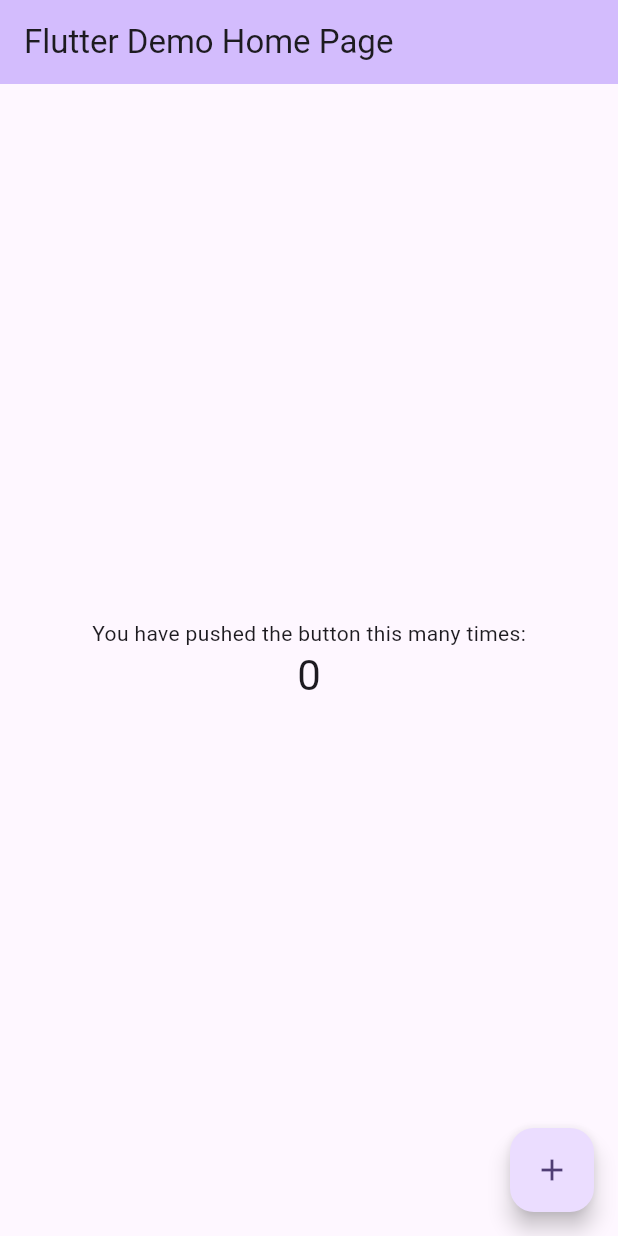
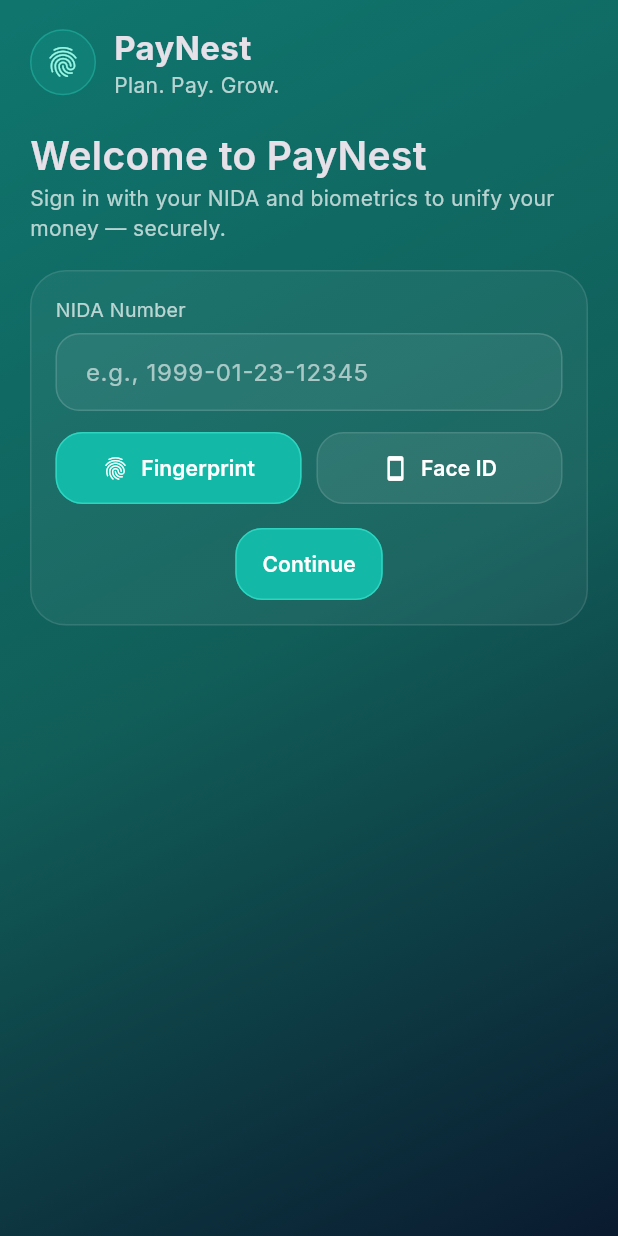
Before and after one commit to maryam0108/paynest_mobile, a Flutter app: the screen it shows after launch, on a phone screen of 412 x 824 dp. Run offline on Flutter 3.47's test engine with Material 3 defaults, Android fonts, the light colour scheme and no system bars; our stand-ins replace google_fonts.

Commit message:
initial auth pages

```diff
--- a/lib/main.dart
+++ b/lib/main.dart
@@ -1,4 +1,7 @@
 import 'package:flutter/material.dart';
+import 'package:paynest_mobile/theme/app_theme.dart';
+import 'package:paynest_mobile/screens/auth/welcome_screen.dart';
+
 
 void main() {
   runApp(const MyApp());
@@ -7,116 +10,13 @@ void main() {
 class MyApp extends StatelessWidget {
   const MyApp({super.key});
 
-  // This widget is the root of your application.
   @override
   Widget build(BuildContext context) {
     return MaterialApp(
-      title: 'Flutter Demo',
-      theme: ThemeData(
-        // This is the theme of your application.
-        //
-        // TRY THIS: Try running your application with "flutter run". You'll see
-        // the application has a purple toolbar. Then, without quitting the app,
-        // try changing the seedColor in the colorScheme below to Colors.green
-        // and then invoke "hot reload" (save your changes or press the "hot
-        // reload" button in a Flutter-supported IDE, or press "r" if you used
-        // the command line to start the app).
-        //
-        // Notice that the counter didn't reset back to zero; the application
-        // state is not lost during the reload. To reset the state, use hot
-        // restart instead.
-        //
-        // This works for code too, not just values: Most code changes can be
-        // tested with just a hot reload.
-        colorScheme: ColorScheme.fromSeed(seedColor: Colors.deepPurple),
-      ),
-      home: const MyHomePage(title: 'Flutter Demo Home Page'),
+      title: 'PayNest',
+      debugShowCheckedModeBanner: false,
+      theme: buildDarkTheme(),
+      home: const WelcomeScreen(),
     );
   }
 }
-
-class MyHomePage extends StatefulWidget {
-  const MyHomePage({super.key, required this.title});
-
-  // This widget is the home page of your application. It is stateful, meaning
-  // that it has a State object (defined below) that contains fields that affect
-  // how it looks.
-
-  // This class is the configuration for the state. It holds the values (in this
-  // case the title) provided by the parent (in this case the App widget) and
-  // used by the build method of the State. Fields in a Widget subclass are
-  // always marked "final".
-
-  final String title;
-
-  @override
-  State<MyHomePage> createState() => _MyHomePageState();
-}
-
-class _MyHomePageState extends State<MyHomePage> {
-  int _counter = 0;
-
-  void _incrementCounter() {
-    setState(() {
-      // This call to setState tells the Flutter framework that something has
-      // changed in this State, which causes it to rerun the build method below
-      // so that the display can reflect the updated values. If we changed
-      // _counter without calling setState(), then the build method would not be
-      // called again, and so nothing would appear to happen.
-      _counter++;
-    });
-  }
-
-  @override
-  Widget build(BuildContext context) {
-    // This method is rerun every time setState is called, for instance as done
-    // by the _incrementCounter method above.
-    //
-    // The Flutter framework has been optimized to make rerunning build methods
-    // fast, so that you can just rebuild anything that needs updating rather
-    // than having to individually change instances of widgets.
-    return Scaffold(
-      appBar: AppBar(
-        // TRY THIS: Try changing the color here to a specific color (to
-        // Colors.amber, perhaps?) and trigger a hot reload to see the AppBar
-        // change color while the other colors stay the same.
-        backgroundColor: Theme.of(context).colorScheme.inversePrimary,
-        // Here we take the value from the MyHomePage object that was created by
-        // the App.build method, and use it to set our appbar title.
-        title: Text(widget.title),
-      ),
-      body: Center(
-        // Center is a layout widget. It takes a single child and positions it
-        // in the middle of the parent.
-        child: Column(
-          // Column is also a layout widget. It takes a list of children and
-          // arranges them vertically. By default, it sizes itself to fit its
-          // children horizontally, and tries to be as tall as its parent.
-          //
-          // Column has various properties to control how it sizes itself and
-          // how it positions its children. Here we use mainAxisAlignment to
-          // center the children vertically; the main axis here is the vertical
-          // axis because Columns are vertical (the cross axis would be
-          // horizontal).
-          //
-          // TRY THIS: Invoke "debug painting" (choose the "Toggle Debug Paint"
-          // action in the IDE, or press "p" in the console), to see the
-          // wireframe for each widget.
-          mainAxisAlignment: MainAxisAlignment.center,
-          children: <Widget>[
-            const Text('You have pushed the button this many times:'),
-            Text(
-              '$_counter',
-              style: Theme.of(context).textTheme.headlineMedium,
-            ),
-          ],
-        ),
-      ),
-      floatingActionButton: FloatingActionButton(
-        onPressed: _incrementCounter,
-        tooltip: 'Increment',
-        child: const Icon(Icons.add),
-      ), // This trailing comma makes auto-formatting nicer for build methods.
-    );
-  }
-}
--- /dev/null
+++ b/lib/screens/auth/welcome_screen.dart
@@ -0,0 +1,122 @@
+import 'package:flutter/material.dart';
+import 'package:google_fonts/google_fonts.dart';
+import 'package:paynest_mobile/widgets/gradient_scaffold.dart';
+import 'package:paynest_mobile/widgets/app_button.dart';
+import 'package:paynest_mobile/widgets/app_input.dart';
+import 'package:paynest_mobile/screens/auth/verify_biometric_screen.dart';
+
+class WelcomeScreen extends StatefulWidget {
+  const WelcomeScreen({super.key});
+
+  @override
+  State<WelcomeScreen> createState() => _WelcomeScreenState();
+}
+
+class _WelcomeScreenState extends State<WelcomeScreen> {
+  final nidaCtrl = TextEditingController();
+  String method = 'fingerprint';
+
+  @override
+  Widget build(BuildContext context) {
+    return GradientScaffold(
+      child: Column(
+        crossAxisAlignment: CrossAxisAlignment.start,
+        children: [
+          // Logo + title
+          Row(
+            children: [
+              Container(
+                width: 44, height: 44,
+                decoration: BoxDecoration(
+                  color: const Color(0xFF14B8A6).withOpacity(.18),
+                  borderRadius: BorderRadius.circular(24),
+                  border: Border.all(color: const Color(0xFF2DD4BF).withOpacity(.35)),
+                ),
+                child: const Icon(Icons.fingerprint, color: Color(0xFF99F6E4)),
+              ),
+              const SizedBox(width: 12),
+              Column(
+                crossAxisAlignment: CrossAxisAlignment.start,
+                children: [
+                  Text('PayNest', style: GoogleFonts.inter(fontSize: 22, fontWeight: FontWeight.w700)),
+                  Text('Plan. Pay. Grow.', style: GoogleFonts.inter(color: Colors.white70)),
+                ],
+              ),
+            ],
+          ),
+          const SizedBox(height: 18),
+          Text('Welcome to PayNest', style: GoogleFonts.inter(fontSize: 26, fontWeight: FontWeight.w600)),
+          Text('Sign in with your NIDA and biometrics to unify your money — securely.',
+              style: GoogleFonts.inter(color: Colors.white70)),
+          const SizedBox(height: 18),
+
+          Container(
+            decoration: BoxDecoration(
+              color: Colors.white.withOpacity(.05),
+              border: Border.all(color: Colors.white.withOpacity(.1)),
+              borderRadius: BorderRadius.circular(24),
+            ),
+            padding: const EdgeInsets.all(16),
+            child: Column(
+              children: [
+                Align(alignment: Alignment.centerLeft,
+                  child: Text('NIDA Number', style: GoogleFonts.inter(color: Colors.white70, fontSize: 13)),
+                ),
+                const SizedBox(height: 6),
+                AppInput(controller: nidaCtrl, hint: 'e.g., 1999-01-23-12345'),
+
+                const SizedBox(height: 14),
+                Row(
+                  children: [
+                    Expanded(
+                      child: AppButton(
+                        label: 'Fingerprint',
+                        icon: Icons.fingerprint,
+                        onPressed: () => setState(() => method = 'fingerprint'),
+                        secondary: method != 'fingerprint',
+                      ),
+                    ),
+                    const SizedBox(width: 10),
+                    Expanded(
+                      child: AppButton(
+                        label: 'Face ID',
+                        icon: Icons.smartphone,
+                        onPressed: () => setState(() => method = 'face'),
+                        secondary: method != 'face',
+                      ),
+                    ),
+                  ],
+                ),
+
+                const SizedBox(height: 16),
+                AppButton(
+                  label: 'Continue',
+                  onPressed: () {
+                    if (nidaCtrl.text.trim().isEmpty) {
+                      ScaffoldMessenger.of(context).
+                      showSnackBar(
+                        const SnackBar(content: Text('Please enter a NIDA number')),
+                      );
+                      return;
+                    }
+                    Navigator.of(context).push(
+                      MaterialPageRoute(
+                        builder: (_) => VerifyBiometricScreen(
+                          nida: nidaCtrl.text.trim(),
+                          method: method,
+                        ),
+                      ),
+                    );
+                  },
+                ),
+              ],
+            ),
+          ),
+
+          const SizedBox(height: 12),
+
+        ],
+     ),
+);
+}
+}
--- /dev/null
+++ b/lib/theme/app_theme.dart
@@ -0,0 +1,19 @@
+import 'package:flutter/material.dart';
+import 'package:google_fonts/google_fonts.dart';
+
+ThemeData buildDarkTheme() {
+  final base = ThemeData.dark(useMaterial3: true);
+  return base.copyWith(
+    colorScheme: const ColorScheme.dark(
+      primary: Color(0xFF14B8A6), // teal-500
+      surface: Color(0xFF0B2533),
+    ),
+    textTheme: GoogleFonts.interTextTheme(base.textTheme),
+  );
+}
+
+const kGradient = LinearGradient(
+  colors: [Color(0xFF0F766E), Color(0xFF115E59), Color(0xFF0A1A2F)],
+  begin: Alignment.topLeft,
+  end: Alignment.bottomRight,
+);
--- /dev/null
+++ b/lib/widgets/app_button.dart
@@ -0,0 +1,45 @@
+import 'package:flutter/material.dart';
+
+class AppButton extends StatelessWidget {
+  final String label;
+  final VoidCallback? onPressed;
+  final bool secondary;
+  final IconData? icon;
+
+  const AppButton({
+    super.key,
+    required this.label,
+    this.onPressed,
+    this.secondary = false,
+    this.icon,
+  });
+
+  @override
+  Widget build(BuildContext context) {
+    final bg = secondary ? Colors.white.withOpacity(.08) : const Color(0xFF14B8A6);
+    final br = secondary ? Colors.white.withOpacity(.12) : const Color(0xFF2DD4BF);
+    return ElevatedButton(
+      onPressed: onPressed,
+      style: ElevatedButton.styleFrom(
+        elevation: 0,
+        backgroundColor: bg,
+        foregroundColor: Colors.white,
+        shape: RoundedRectangleBorder(
+          borderRadius: BorderRadius.circular(18),
+          side: BorderSide(color: br, width: 1),
+        ),
+        padding: const EdgeInsets.symmetric(horizontal: 18, vertical: 14),
+      ),
+      child: Row(
+        mainAxisSize: MainAxisSize.min,
+        children: [
+          if (icon != null) ...[
+            Icon(icon, size: 18),
+            const SizedBox(width: 8),
+          ],
+          Text(label, style: const TextStyle(fontWeight: FontWeight.w600)),
+        ],
+      ),
+    );
+  }
+}
--- /dev/null
+++ b/lib/widgets/app_input.dart
@@ -0,0 +1,38 @@
+import 'package:flutter/material.dart';
+
+class AppInput extends StatelessWidget {
+  final TextEditingController controller;
+  final String hint;
+  final TextInputType? type;
+
+  const AppInput({
+    super.key,
+    required this.controller,
+    required this.hint,
+    this.type,
+  });
+
+  @override
+  Widget build(BuildContext context) {
+    return TextField(
+      controller: controller,
+      keyboardType: type,
+      style: const TextStyle(color: Colors.white),
+      decoration: InputDecoration(
+        hintText: hint,
+        hintStyle: TextStyle(color: Colors.white.withOpacity(.6)),
+        filled: true,
+        fillColor: Colors.white.withOpacity(.06),
+        enabledBorder: OutlineInputBorder(
+          borderRadius: BorderRadius.circular(16),
+          borderSide: BorderSide(color: Colors.white.withOpacity(.15)),
+        ),
+        focusedBorder: OutlineInputBorder(
+          borderRadius: BorderRadius.circular(16),
+          borderSide: const BorderSide(color: Color(0xFF2DD4BF)),
+        ),
+        contentPadding: const EdgeInsets.symmetric(horizontal: 16, vertical: 14),
+      ),
+    );
+  }
+}
--- /dev/null
+++ b/lib/widgets/gradient_scaffold.dart
@@ -0,0 +1,28 @@
+import 'package:flutter/material.dart';
+import 'package:paynest_mobile/theme/app_theme.dart';
+
+class GradientScaffold extends StatelessWidget {
+  final Widget child;
+  const GradientScaffold({super.key, required this.child});
+
+  @override
+  Widget build(BuildContext context) {
+    return Container(
+      decoration: const BoxDecoration(gradient: kGradient),
+      child: SafeArea(
+        child: Scaffold(
+          backgroundColor: Colors.transparent,
+          body: Center(
+            child: ConstrainedBox(
+              constraints: const BoxConstraints(maxWidth: 520),
+              child: Padding(
+                padding: const EdgeInsets.symmetric(horizontal: 20, vertical: 16),
+                child: child,
+                ),
+            ),
+          ),
+        ),
+      ),
+    );
+  }
+}
```
Also changed, not shown: lib/models/wallet.dart (added, +18 -0 lines), lib/screens/auth/verify_biometric_screen.dart (added, +117 -0 lines), lib/screens/home/home_shell.dart (added, +59 -0 lines), pubspec.yaml (+7 -61 lines), assets/images/logo.png (added), pubspec.lock, 4 other files.
